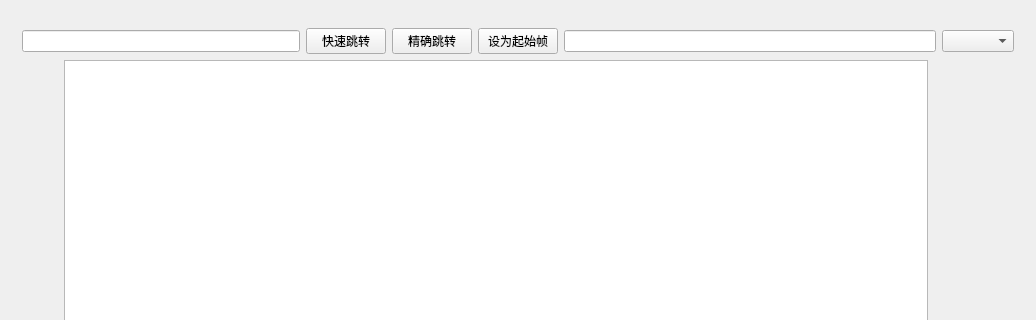
The window that src/mainwindow/fcmainwidget.ui (LiangZuoting/ffcutter) describes before a commit, drawn with Qt 5; both pictures show x 0 to 1036 and y 0 to 320 of the 1036 by 687 pixel window.
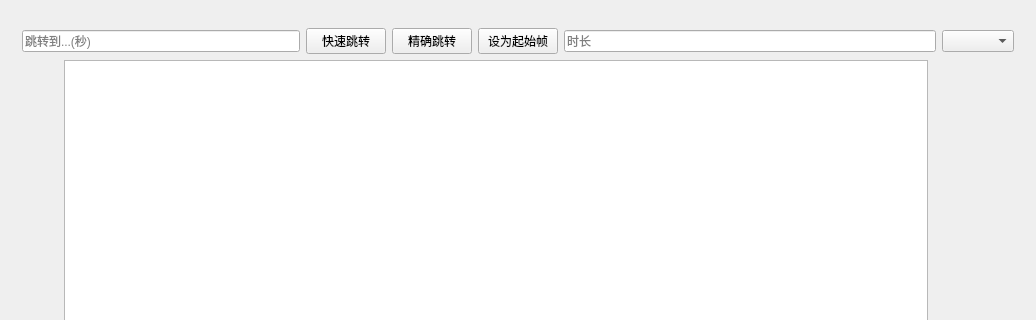
The same window after the commit. Custom widgets are drawn as their Qt base class.

What changed in the file:
```diff
--- a/src/mainwindow/fcmainwidget.ui
+++ b/src/mainwindow/fcmainwidget.ui
@@ -13,28 +13,24 @@
   <property name="windowTitle">
    <string>FCMainWidget</string>
   </property>
-  <layout class="QVBoxLayout" name="layout" stretch="0">
+  <layout class="QVBoxLayout" name="layout" stretch="0,0">
    <item>
     <widget class="FCFileInfoWidget" name="fiWidget" native="true">
     </widget>
    </item>
    <item>
    <widget class="QWidget" name="opWidget" native="true">
-      <property name="geometry">
-       <rect>
-        <x>-70</x>
-        <y>330</y>
-        <width>614</width>
-        <height>306</height>
-       </rect>
-      </property>
       <layout class="QVBoxLayout" name="verticalLayout_2">
        <item>
         <layout class="QHBoxLayout" name="horizontalLayout_2">
          <item>
           <layout class="QHBoxLayout" name="seekLayout">
            <item>
-            <widget class="QLineEdit" name="seekEdit"/>
+           <widget class="QLineEdit" name="seekEdit">
+            <property name="placeholderText">
+             <string>跳转到...(秒)</string>
+            </property>
+           </widget>
            </item>
            <item>
             <widget class="QPushButton" name="fastSeekBtn">
@@ -62,7 +58,11 @@
          <item>
           <layout class="QHBoxLayout" name="horizontalLayout">
            <item>
-            <widget class="QLineEdit" name="durationEdit"/>
+           <widget class="QLineEdit" name="durationEdit">
+            <property name="placeholderText">
+             <string>时长</string>
+            </property>
+           </widget>
            </item>
            <item>
             <widget class="QComboBox" name="durationUnitComboBox"/>
```
Left out of the diff: 3 changed lines with no effect on the pictures. Lines whose indentation alone changed are shown as unchanged.
